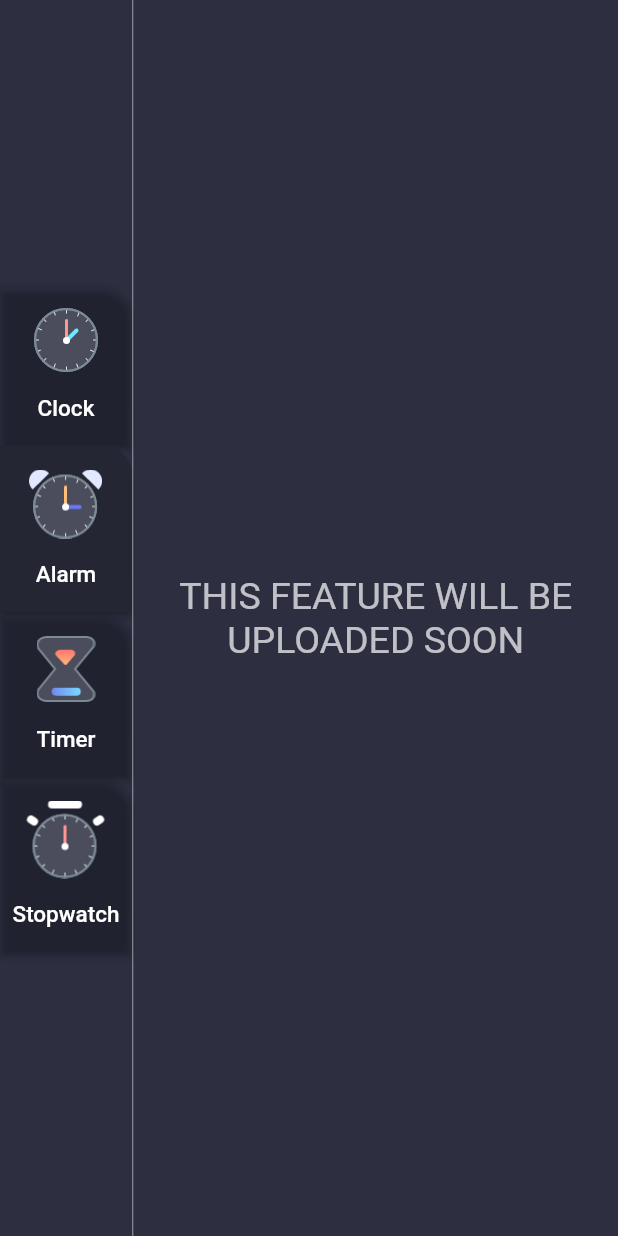
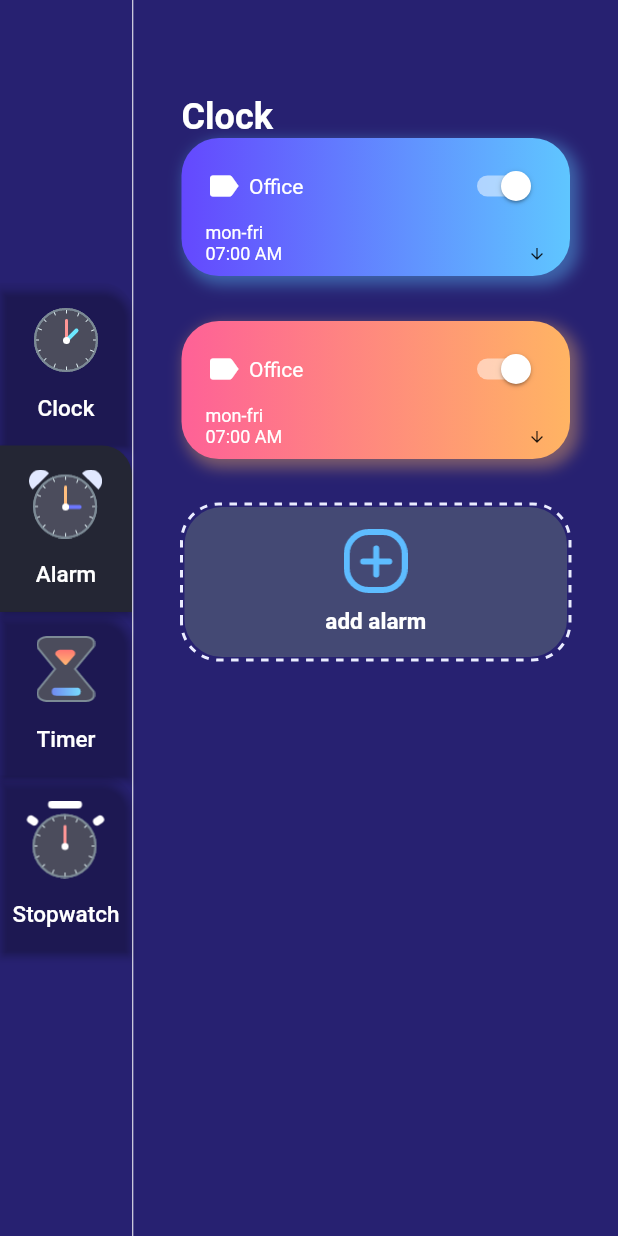
Before and after one commit to SeAliijaz/Reminder_App, a Flutter app: the screen it shows after launch, after a tap on "Alarm", on a phone screen of 412 x 824 dp. Run offline on Flutter 3.47's test engine with Material 2 defaults, Android fonts, the phone set to English and light mode, and no system bars; drawn by our look-alikes of dotted_border; our stand-ins replace cloud_firestore, firebase_core, flutter_local_notifications, fluttertoast, google_fonts, timezone; accounts and stored records are empty; Roboto replaces fonts that are missing (Salsa).

Commit message:
till Alarm Screen and navigations

```diff
--- a/lib/Constants/enums.dart
+++ b/lib/Constants/enums.dart
@@ -1 +1,2 @@
+///MenuTypes for screens
 enum MenuType { clock, alarm, timer, stopwatch }
--- a/lib/Credientals-Screens/login_screen.dart
+++ /dev/null
@@ -1,16 +0,0 @@
-import 'package:flutter/material.dart';
-
-class LogInScreen extends StatelessWidget {
-  static const String pageRoute = "/LogInScreen";
-
-  const LogInScreen({Key? key}) : super(key: key);
-  @override
-  Widget build(BuildContext context) {
-    final Size size = MediaQuery.of(context).size;
-    return const Scaffold(
-      body: Center(
-        child: Text('LogInScreen'),
-      ),
-    );
-  }
-}
--- a/lib/Credientals-Screens/signup_screen.dart
+++ /dev/null
@@ -1,16 +0,0 @@
-import 'package:flutter/material.dart';
-
-class SignUpScreen extends StatelessWidget {
-  static const String pageRoute = "/SignUpScreen";
-
-  const SignUpScreen({Key? key}) : super(key: key);
-  @override
-  Widget build(BuildContext context) {
-    final Size size = MediaQuery.of(context).size;
-    return const Scaffold(
-      body: Center(
-        child: Text('SignUpScreen'),
-      ),
-    );
-  }
-}
--- /dev/null
+++ b/lib/Models/alarm_info_model.dart
@@ -0,0 +1,14 @@
+import 'package:flutter/material.dart';
+
+class AlarmInfo {
+  DateTime? alarmDateTime;
+  String? description;
+  bool? isActive;
+  List<Color>? gradientColors;
+
+  AlarmInfo(
+    this.alarmDateTime, {
+    this.description,
+    this.gradientColors,
+  });
+}
--- a/lib/Models/data_menu_info.dart
+++ b/lib/Models/data_menu_info.dart
@@ -1,4 +1,6 @@
 import 'package:reminder_app/Constants/enums.dart';
+import 'package:reminder_app/Constants/theme_data.dart';
+import 'package:reminder_app/Models/alarm_info_model.dart';
 import 'package:reminder_app/Models/menu_info.dart';
 
 List<MenuInfo> menuItems = [
@@ -23,3 +25,20 @@ List<MenuInfo> menuItems = [
     imageSource: "assets/stopwatch_icon.png",
   ),
 ];
+
+List<AlarmInfo> alarms = [
+  AlarmInfo(
+    DateTime.now().add(
+      Duration(hours: 1),
+    ),
+    gradientColors: GradientColors.sky,
+    description: "Office",
+  ),
+  AlarmInfo(
+    DateTime.now().add(
+      Duration(hours: 2),
+    ),
+    gradientColors: GradientColors.sunset,
+    description: "Sports",
+  ),
+];
--- /dev/null
+++ b/lib/Screens/alarm_screen.dart
@@ -0,0 +1,147 @@
+import 'package:dotted_border/dotted_border.dart';
+import 'package:flutter/material.dart';
+import 'package:reminder_app/Constants/theme_data.dart';
+import 'package:reminder_app/Models/data_menu_info.dart';
+
+class AlarmScreen extends StatelessWidget {
+  const AlarmScreen({Key? key}) : super(key: key);
+  @override
+  Widget build(BuildContext context) {
+    return Container(
+      padding: EdgeInsets.symmetric(horizontal: 32, vertical: 64),
+      child: Column(
+        crossAxisAlignment: CrossAxisAlignment.start,
+        children: [
+          Text(
+            "Clock",
+            style: TextStyle(
+                fontSize: 24, color: Colors.white, fontWeight: FontWeight.bold),
+          ),
+          Expanded(
+              child: ListView(
+            children: alarms.map<Widget>((alarm) {
+              return Container(
+                margin: EdgeInsets.only(bottom: 30),
+                padding: EdgeInsets.symmetric(horizontal: 16, vertical: 8),
+                decoration: BoxDecoration(
+                  boxShadow: [
+                    BoxShadow(
+                      color: alarm.gradientColors!.last.withOpacity(0.4),
+                      blurRadius: 8,
+                      spreadRadius: 2,
+                      offset: Offset(4, 4),
+                    ),
+                  ],
+                  gradient: LinearGradient(
+                    colors: alarm.gradientColors!,
+                    begin: Alignment.centerLeft,
+                    end: Alignment.centerRight,
+                  ),
+                  borderRadius: BorderRadius.circular(25),
+                ),
+                child: Column(
+                  crossAxisAlignment: CrossAxisAlignment.start,
+                  children: [
+                    Row(
+                      mainAxisAlignment: MainAxisAlignment.spaceBetween,
+                      children: [
+                        Row(
+                          children: [
+                            Icon(
+                              Icons.label,
+                              size: 24,
+                              color: Colors.white,
+                            ),
+                            SizedBox(width: 5),
+                            Text(
+                              "Office",
+                              style: TextStyle(
+                                color: Colors.white,
+                              ),
+                            ),
+                          ],
+                        ),
+                        Switch(
+                          value: true,
+                          onChanged: (bool value) {},
+                          activeColor: Colors.white,
+                        ),
+                      ],
+                    ),
+                    Text(
+                      "mon-fri",
+                      style: TextStyle(
+                        fontSize: 12,
+                        color: Colors.white,
+                      ),
+                    ),
+                    Row(
+                      mainAxisAlignment: MainAxisAlignment.spaceBetween,
+                      children: [
+                        Text(
+                          "07:00 AM",
+                          style: TextStyle(
+                            fontSize: 12,
+                            color: Colors.white,
+                          ),
+                        ),
+                        Icon(
+                          Icons.arrow_downward,
+                          size: 12,
+                        ),
+                      ],
+                    ),
+                  ],
+                ),
+              );
+            }).followedBy([
+              DottedBorder(
+                strokeWidth: 2,
+                color: CustomColors.clockOutline,
+                borderType: BorderType.RRect,
+                radius: Radius.circular(25),
+                dashPattern: [5, 5],
+                child: Center(
+                  child: Container(
+                    width: MediaQuery.of(context).size.width,
+                    height: 100,
+                    decoration: BoxDecoration(
+                      color: CustomColors.clockBG,
+                      borderRadius: BorderRadius.circular(25),
+                    ),
+                    child: Center(
+                      child: MaterialButton(
+                        shape: RoundedRectangleBorder(
+                            borderRadius: BorderRadius.circular(25)),
+                        onPressed: (() {}),
+                        child: Center(
+                          child: Column(
+                            mainAxisAlignment: MainAxisAlignment.center,
+                            children: [
+                              Image.asset(
+                                "assets/add_alarm.png",
+                                scale: 1.5,
+                              ),
+                              SizedBox(height: 10),
+                              Text(
+                                "add alarm",
+                                style: TextStyle(
+                                    fontSize: 15,
+                                    color: Colors.white,
+                                    fontWeight: FontWeight.bold),
+                              ),
+                            ],
+                          ),
+                        ),
+                      ),
+                    ),
+                  ),
+                ),
+              ),
+            ]).toList(),
+          ))
+        ],
+      ),
+    );
+  }
+}
--- /dev/null
+++ b/lib/Screens/clock_screen.dart
@@ -0,0 +1,123 @@
+import 'package:flutter/material.dart';
+import 'package:intl/intl.dart';
+import 'package:reminder_app/Canvas/clock_view.dart';
+
+class ClockScreen extends StatefulWidget {
+  const ClockScreen({Key? key}) : super(key: key);
+
+  @override
+  State<ClockScreen> createState() => _ClockScreenState();
+}
+
+class _ClockScreenState extends State<ClockScreen> {
+  @override
+  Widget build(BuildContext context) {
+    ///This DateTime widget constructs a [DateTime] instance
+    ///With current date and time in the local time zone.
+    DateTime dateTimeNow = DateTime.now();
+
+    ///Time format for example like
+    ///DateFormat.jm() -------> 5:08 PM <-------
+    var formattedTime = DateFormat.jm().format(dateTimeNow);
+
+    ///Date format like
+    ///Wed, 24/08/2022
+    var formattedDate = DateFormat("EEE, dd/MM/yyyy").format(dateTimeNow);
+    var timeZoneString = dateTimeNow.timeZoneOffset.toString().split(".").first;
+    var offSetSign = "";
+    if (!timeZoneString.startsWith("-")) offSetSign = "+";
+    debugPrint(timeZoneString.toString());
+
+    ///Creates a visual scaffold for Material Design widgets.
+    return Scaffold(
+      body: Container(
+        padding: const EdgeInsets.symmetric(horizontal: 32, vertical: 64),
+        child: Column(
+          crossAxisAlignment: CrossAxisAlignment.start,
+          children: [
+            const Flexible(
+              flex: 1,
+              fit: FlexFit.tight,
+              child: Text(
+                "Clock",
+                style: TextStyle(
+                    fontSize: 24,
+                    color: Colors.white,
+                    fontWeight: FontWeight.bold),
+              ),
+            ),
+            Flexible(
+              flex: 2,
+              fit: FlexFit.tight,
+              child: Column(
+                crossAxisAlignment: CrossAxisAlignment.start,
+                children: [
+                  ///Format Time
+                  ///DateTime.now();
+                  Text(
+                    formattedTime,
+                    style: const TextStyle(
+                      fontSize: 45,
+                      color: Colors.white,
+                    ),
+                  ),
+
+                  ///Format Date
+                  Text(
+                    formattedDate,
+                    style: const TextStyle(
+                      fontSize: 20,
+                      color: Colors.white60,
+                    ),
+                  ),
+                ],
+              ),
+            ),
+
+            ///clock view
+            Flexible(
+              flex: 4,
+              fit: FlexFit.tight,
+              child: Align(
+                alignment: Alignment.center,
+                child: ClockView(size: MediaQuery.of(context).size.height / 4),
+              ),
+            ),
+            Flexible(
+              flex: 2,
+              fit: FlexFit.tight,
+              child: Column(
+                crossAxisAlignment: CrossAxisAlignment.start,
+                children: [
+                  const Text(
+                    "Time zone",
+                    style: TextStyle(
+                      fontSize: 20,
+                      color: Colors.white,
+                    ),
+                  ),
+                  Row(
+                    children: [
+                      const Icon(
+                        Icons.language,
+                        color: Colors.white,
+                      ),
+                      const SizedBox(width: 10),
+                      Text(
+                        "utc".toUpperCase() + offSetSign + timeZoneString,
+                        style: const TextStyle(
+                          fontSize: 20,
+                          color: Colors.white,
+                        ),
+                      ),
+                    ],
+                  )
+                ],
+              ),
+            ),
+          ],
+        ),
+      ),
+    );
+  }
+}
--- a/lib/Screens/home_screen.dart
+++ b/lib/Screens/home_screen.dart
@@ -1,12 +1,13 @@
 import 'package:flutter/material.dart';
-import 'package:google_fonts/google_fonts.dart';
-import 'package:intl/intl.dart';
 import 'package:provider/provider.dart';
-import 'package:reminder_app/Canvas/clock_view.dart';
 import 'package:reminder_app/Constants/enums.dart';
 import 'package:reminder_app/Constants/theme_data.dart';
+import 'package:reminder_app/Countdown-Timer/count_down_timer.dart';
 import 'package:reminder_app/Models/data_menu_info.dart';
 import 'package:reminder_app/Models/menu_info.dart';
+import 'package:reminder_app/Screens/alarm_screen.dart';
+import 'package:reminder_app/Screens/clock_screen.dart';
+import 'package:reminder_app/Stopwatch/stop_watch_screen.dart';
 
 class HomeScreen extends StatefulWidget {
   static const String pageRoute = "/HomeScreen";
@@ -18,31 +19,10 @@ class HomeScreen extends StatefulWidget {
   }
 }
 
-///for Documentation to Read Date time formats
-///Visit below site:
-///https://pub.dev/documentation/intl/latest/intl/DateFormat-class.html
-
 class _HomeScreenState extends State<HomeScreen> {
   @override
   Widget build(BuildContext context) {
-    ///This DateTime widget constructs a [DateTime] instance
-    ///With current date and time in the local time zone.
-    DateTime dateTimeNow = DateTime.now();
-
-    ///Time format for example like
-    ///DateFormat.jm() -------> 5:08 PM <-------
-    var formattedTime = DateFormat.jm().format(dateTimeNow);
-
-    ///Date format like
-    ///Wed, 24/08/2022
-    var formattedDate = DateFormat("EEE, dd/MM/yyyy").format(dateTimeNow);
-    var timeZoneString = dateTimeNow.timeZoneOffset.toString().split(".").first;
-    var offSetSign = "";
-    if (!timeZoneString.startsWith("-")) offSetSign = "+";
-    debugPrint(timeZoneString.toString());
-
     return Scaffold(
-      backgroundColor: const Color(0XFF2D2F41),
       body: Row(
         children: [
           Column(
@@ -54,7 +34,7 @@ class _HomeScreenState extends State<HomeScreen> {
 
           ///Vertical Divider
           const VerticalDivider(
-            color: Colors.white54,
+            color: Colors.white,
             width: 1,
           ),
 
@@ -62,115 +42,27 @@ class _HomeScreenState extends State<HomeScreen> {
           Expanded(
             child: Consumer<MenuInfo>(
               builder: ((context, value, child) {
-                if (value.menuType != MenuType.clock) {
-                  return Column(
-                    mainAxisAlignment: MainAxisAlignment.center,
-                    children: [
-                      Text(
-                        'This feature will be uploaded soon'.toUpperCase(),
-                        textAlign: TextAlign.center,
-                        style: GoogleFonts.salsa(
-                          textStyle: TextStyle(
-                            fontSize: 25.0,
-                            color: Colors.white70,
-                          ),
-                        ),
+                if (value.menuType == MenuType.clock) {
+                  return ClockScreen();
+                } else if (value.menuType == MenuType.alarm) {
+                  return AlarmScreen();
+                } else if (value.menuType == MenuType.timer) {
+                  return CountDownTimerScreen();
+                } else if (value.menuType == MenuType.stopwatch) {
+                  return StopWatchScreen();
+                } else {
+                  return Center(
+                    child: Text(
+                      "This Feature will be added Soon",
+                      style: TextStyle(
+                        fontSize: 20.5,
+                        fontWeight: FontWeight.bold,
+                        color: Colors.white,
+                        fontStyle: FontStyle.italic,
                       ),
-                    ],
+                    ),
                   );
                 }
-                return Container(
-                  padding:
-                      const EdgeInsets.symmetric(horizontal: 32, vertical: 64),
-                  child: Column(
-                    crossAxisAlignment: CrossAxisAlignment.start,
-                    children: [
-                      const Flexible(
-                        flex: 1,
-                        fit: FlexFit.tight,
-                        child: const Text(
-                          "Clock",
-                          style: TextStyle(
-                              fontSize: 24,
-                              color: Colors.white,
-                              fontWeight: FontWeight.bold),
-                        ),
-                      ),
-                      Flexible(
-                        flex: 2,
-                        fit: FlexFit.tight,
-                        child: Column(
-                          crossAxisAlignment: CrossAxisAlignment.start,
-                          children: [
-                            ///Format Time
-                            ///DateTime.now();
-                            Text(
-                              formattedTime,
-                              style: const TextStyle(
-                                fontSize: 45,
-                                color: Colors.white,
-                              ),
-                            ),
-
-                            ///Format Date
-                            Text(
-                              formattedDate,
-                              style: const TextStyle(
-                                fontSize: 20,
-                                color: Colors.white60,
-                              ),
-                            ),
-                          ],
-                        ),
-                      ),
-
-                      ///clock view
-                      Flexible(
-                        flex: 4,
-                        fit: FlexFit.tight,
-                        child: Align(
-                          alignment: Alignment.center,
-                          child: ClockView(
-                              size: MediaQuery.of(context).size.height / 4),
-                        ),
-                      ),
-                      Flexible(
-                        flex: 2,
-                        fit: FlexFit.tight,
-                        child: Column(
-                          crossAxisAlignment: CrossAxisAlignment.start,
-                          children: [
-                            const Text(
-                              "Time zone",
-                              style: TextStyle(
-                                fontSize: 20,
-                                color: Colors.white,
-                              ),
-                            ),
-                            Row(
-                              children: [
-                                const Icon(
-                                  Icons.language,
-                                  color: Colors.white,
-                                ),
-                                const SizedBox(width: 10),
-                                Text(
-                                  "utc".toUpperCase() +
-                                      offSetSign +
-                                      timeZoneString,
-                                  style: const TextStyle(
-                                    fontSize: 20,
-                                    color: Colors.white,
-                                  ),
-                                ),
-                              ],
-                            )
-                          ],
-                        ),
-                      ),
-                    ],
-                  ),
-                );
               }),
             ),
           ),
@@ -216,3 +108,112 @@ class _HomeScreenState extends State<HomeScreen> {
     );
   }
 }
+  // return Container(
+                //   padding:
+                //       const EdgeInsets.symmetric(horizontal: 32, vertical: 64),
+                //   child: Column(
+                //     crossAxisAlignment: CrossAxisAlignment.start,
+                //     children: [
+                //       const Flexible(
+                //         flex: 1,
+                //         fit: FlexFit.tight,
+                //         child: const Text(
+                //           "Clock",
+                //           style: TextStyle(
+                //               fontSize: 24,
+                //               color: Colors.white,
+                //               fontWeight: FontWeight.bold),
+                //         ),
+                //       ),
+                //       Flexible(
+                //         flex: 2,
+                //         fit: FlexFit.tight,
+                //         child: Column(
+                //           crossAxisAlignment: CrossAxisAlignment.start,
+                //           children: [
+                //             ///Format Time
+                //             ///DateTime.now();
+                //             Text(
+                //               formattedTime,
+                //               style: const TextStyle(
+                //                 fontSize: 45,
+                //                 color: Colors.white,
+                //               ),
+                //             ),
+
+                //             ///Format Date
+                //             Text(
+                //               formattedDate,
+                //               style: const TextStyle(
+                //                 fontSize: 20,
+                //                 color: Colors.white60,
+                //               ),
+                //             ),
+                //           ],
+                //         ),
+                //       ),
+
+                //       ///clock view
+                //       Flexible(
+                //         flex: 4,
+                //         fit: FlexFit.tight,
+                //         child: Align(
+                //           alignment: Alignment.center,
+                //           child: ClockView(
+                //               size: MediaQuery.of(context).size.height / 4),
+                //         ),
+                //       ),
+                //       Flexible(
+                //         flex: 2,
+                //         fit: FlexFit.tight,
+                //         child: Column(
+                //           crossAxisAlignment: CrossAxisAlignment.start,
+                //           children: [
+                //             const Text(
+                //               "Time zone",
+                //               style: TextStyle(
+                //                 fontSize: 20,
+                //                 color: Colors.white,
+                //               ),
+                //             ),
+                //             Row(
+                //               children: [
+                //                 const Icon(
+                //                   Icons.language,
+                //                   color: Colors.white,
+                //                 ),
+                //                 const SizedBox(width: 10),
+                //                 Text(
+                //                   "utc".toUpperCase() +
+                //                       offSetSign +
+                //                       timeZoneString,
+                //                   style: const TextStyle(
+                //                     fontSize: 20,
+                //                     color: Colors.white,
+                //                   ),
+                //                 ),
+                //               ],
+                //             )
+                //           ],
+                //         ),
+                //       ),
+                //     ],
+                //   ),
+                // );
+
+
+                    // ///This DateTime widget constructs a [DateTime] instance
+    // ///With current date and time in the local time zone.
+    // DateTime dateTimeNow = DateTime.now();
+
+    // ///Time format for example like
+    // ///DateFormat.jm() -------> 5:08 PM <-------
+    // var formattedTime = DateFormat.jm().format(dateTimeNow);
+
+    // ///Date format like
+    // ///Wed, 24/08/2022
+    // var formattedDate = DateFormat("EEE, dd/MM/yyyy").format(dateTimeNow);
+    // var timeZoneString = dateTimeNow.timeZoneOffset.toString().split(".").first;
+    // var offSetSign = "";
+    // if (!timeZoneString.startsWith("-")) offSetSign = "+";
+    // debugPrint(timeZoneString.toString());
--- a/lib/Stopwatch/stop_watch_screen.dart
+++ b/lib/Stopwatch/stop_watch_screen.dart
@@ -80,7 +80,6 @@ class _StopWatchScreenState extends State<StopWatchScreen> {
   @override
   Widget build(BuildContext context) {
     return Scaffold(
-      // backgroundColor: const Color(0xff1c2757),
       body: SafeArea(
         child: Padding(
           padding: const EdgeInsets.all(16.0),
--- a/lib/main.dart
+++ b/lib/main.dart
@@ -32,6 +32,9 @@ class MyApp extends StatelessWidget {
           return MaterialApp(
             debugShowCheckedModeBanner: false,
             title: 'Reminder app',
+            theme: ThemeData(
+              scaffoldBackgroundColor: Color(0xff272171),
+            ),
 
             ///HOME
             home: ChangeNotifierProvider<MenuInfo>(
--- a/pubspec.yaml
+++ b/pubspec.yaml
@@ -29,6 +29,7 @@ environment:
 dependencies:
   cached_network_image: ^3.2.1
   cloud_firestore: ^3.1.17
+  dotted_border: ^2.0.0+2
   firebase: ^9.0.3
   firebase_auth: ^3.3.19
   firebase_core: ^1.17.1
```
Also changed, not shown: pubspec.lock.
